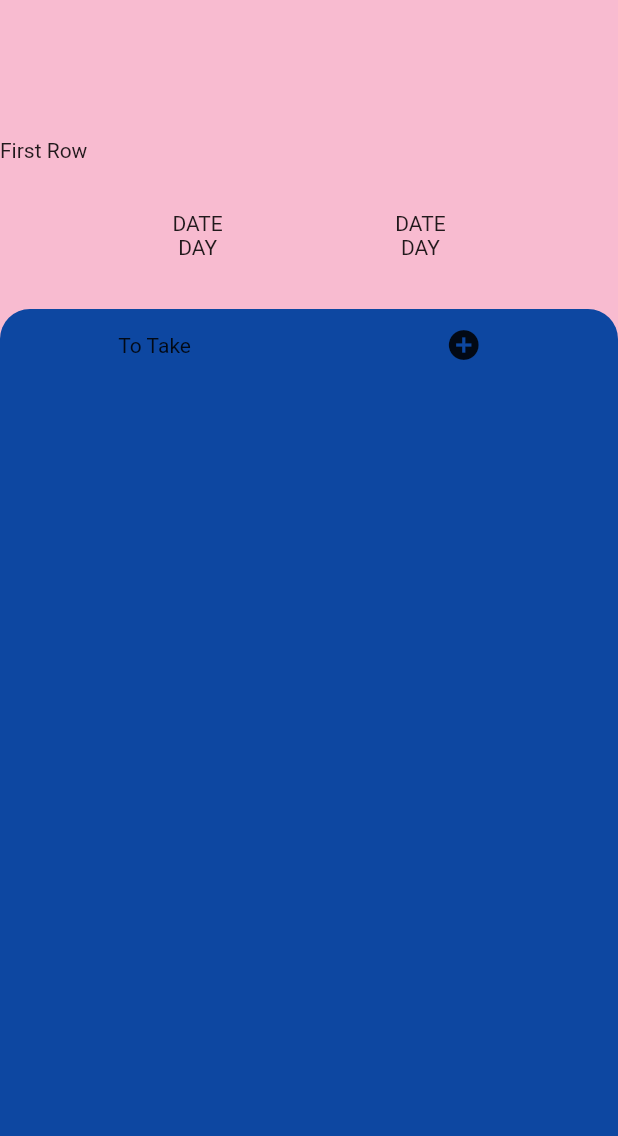
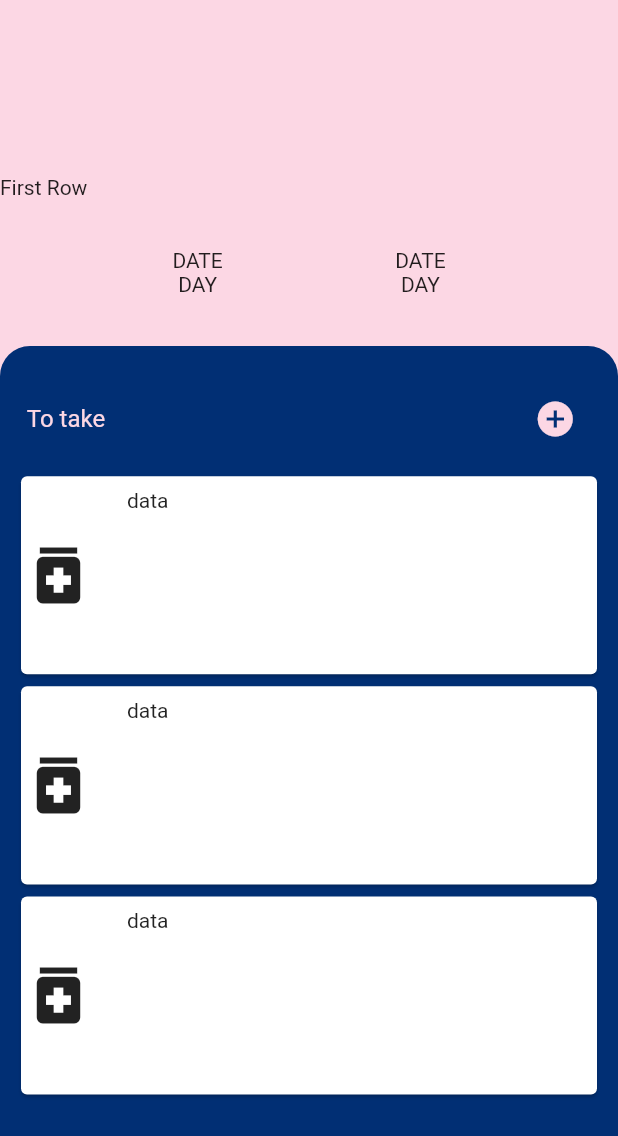
Before and after one commit to ruiyotabby/prescription_app, a Flutter app: the screen it shows after launch, on a phone screen of 412 x 824 dp. Shown: the top 1136 px of the screen. Run offline on Flutter 3.47's test engine with Material 2 defaults, Android fonts, the phone set to English and light mode, and no system bars.

Commit message:
h
Signed-off-by: Ruiyot Abby <ruiyotabby@gmail.com>

```diff
--- a/lib/pages/home.dart
+++ b/lib/pages/home.dart
@@ -10,11 +10,11 @@ class HomePage extends StatefulWidget {
 class _HomePageState extends State<HomePage> {
   @override
   Widget build(BuildContext context) {
-    var _height = MediaQuery.of(context).size.height;
-    var _width = MediaQuery.of(context).size.width;
+    double _height = MediaQuery.of(context).size.height;
+    double _width = MediaQuery.of(context).size.width;
     return Scaffold(
       body: Container(
-        color: Colors.pink[100],
+        color: const Color.fromARGB(255, 252, 215, 228),
         height: _height,
         width: _width,
         child: Column(
@@ -48,23 +48,75 @@ class _HomePageState extends State<HomePage> {
             ),
             SizedBox(height: _height * 0.04),
             Container(
-              decoration: BoxDecoration(
-                color: Colors.blue[900],
+              decoration: const BoxDecoration(
+                color: Color.fromARGB(255, 1, 47, 116),
                 borderRadius: BorderRadius.only(
                     topLeft: Radius.circular(20),
                     topRight: Radius.circular(20)),
               ),
-              height: _height * 0.75,
+              height: _height * 0.72,
               width: _width,
               child: Column(
                 children: [
+                  SizedBox(height: _height * 0.03),
                   Row(
-                    mainAxisAlignment: MainAxisAlignment.spaceAround,
+                    mainAxisAlignment: MainAxisAlignment.center,
                     children: [
-                      Text('To Take'),
-                      IconButton(onPressed: () {}, icon: Icon(Icons.add_circle))
+                      const Text(
+                        'To take',
+                        style: TextStyle(
+                          color: Color.fromARGB(255, 252, 215, 228),
+                          fontSize: 16,
+                        ),
+                      ),
+                      SizedBox(width: _width * 0.67),
+                      IconButton(
+                        onPressed: () {},
+                        icon: const Icon(
+                          Icons.add_circle,
+                          color: Color.fromARGB(255, 252, 215, 228),
+                          size: 28,
+                        ),
+                      )
                     ],
                   ),
+                  ListView.builder(
+                      padding:
+                          const EdgeInsets.only(left: 10, right: 10, top: 10),
+                      shrinkWrap: true,
+                      itemCount: 3,
+                      itemBuilder: (context, index) {
+                        return SizedBox(
+                          height: _height * 0.17,
+                          child: Card(
+                            color: Colors.white,
+                            child: Row(
+                              children: [
+                                Column(
+                                  mainAxisAlignment: MainAxisAlignment.center,
+                                  children: const [
+                                    Icon(
+                                      Icons.medication,
+                                      size: 50,
+                                    ),
+                                  ],
+                                ),
+                                SizedBox(width: _width * 0.05),
+                                Row(
+                                  children: [
+                                    Column(
+                                      children: [
+                                        SizedBox(height: _height * 0.01),
+                                        const Text('data'),
+                                      ],
+                                    ),
+                                  ],
+                                ),
+                              ],
+                            ),
+                          ),
+                        );
+                      })
                 ],
               ),
             ),
```
